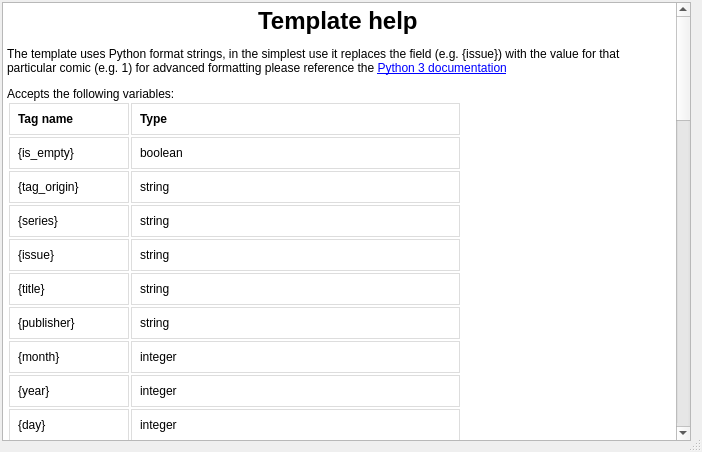
Qt form comictaggerlib/ui/TemplateHelp.ui (comictagger/comictagger) before a commit.
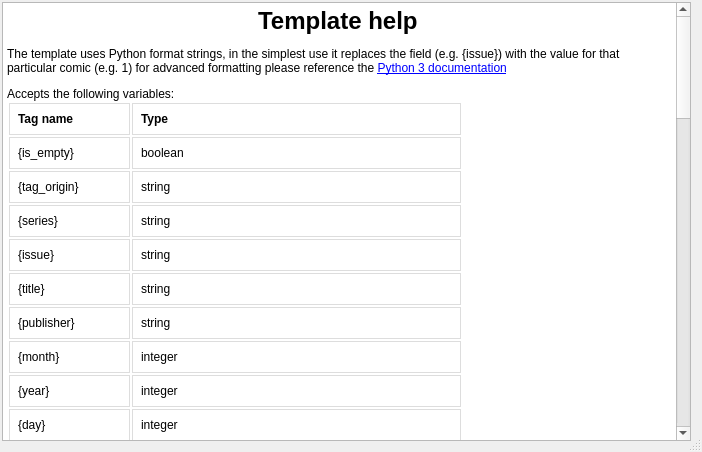
The same form after that commit.

Commit message: Adding CommunityRating. fitxes #258

```diff
--- a/comictaggerlib/ui/TemplateHelp.ui
+++ b/comictaggerlib/ui/TemplateHelp.ui
@@ -91,6 +91,7 @@
      &lt;tr&gt;&lt;td&gt;{black_and_white}&lt;/td&gt;&lt;td&gt;boolean&lt;/td&gt;&lt;/tr&gt;
      &lt;tr&gt;&lt;td&gt;{page_count}&lt;/td&gt;&lt;td&gt;integer&lt;/td&gt;&lt;/tr&gt;
      &lt;tr&gt;&lt;td&gt;{maturity_rating}&lt;/td&gt;&lt;td&gt;string&lt;/td&gt;&lt;/tr&gt;
+     &lt;tr&gt;&lt;td&gt;{community_rating}&lt;/td&gt;&lt;td&gt;float&lt;/td&gt;&lt;/tr&gt;
      &lt;tr&gt;&lt;td&gt;{story_arc}&lt;/td&gt;&lt;td&gt;string&lt;/td&gt;&lt;/tr&gt;
      &lt;tr&gt;&lt;td&gt;{series_group}&lt;/td&gt;&lt;td&gt;string&lt;/td&gt;&lt;/tr&gt;
      &lt;tr&gt;&lt;td&gt;{scan_info}&lt;/td&gt;&lt;td&gt;string&lt;/td&gt;&lt;/tr&gt;
```
The commit also changes 5 other files.
